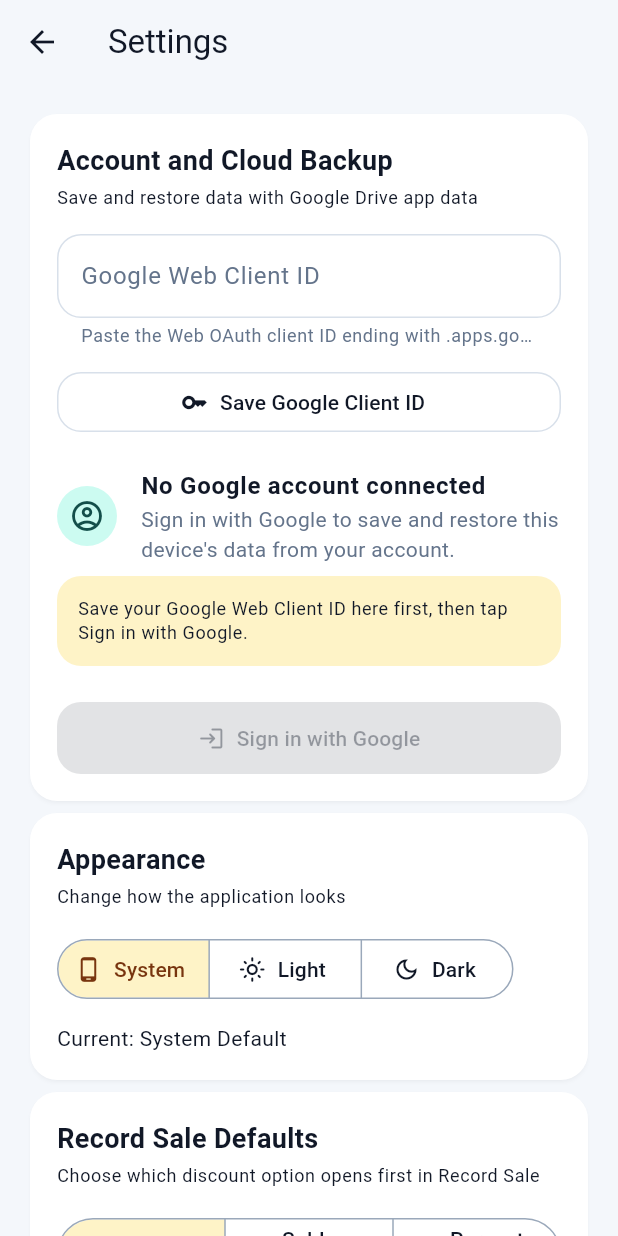
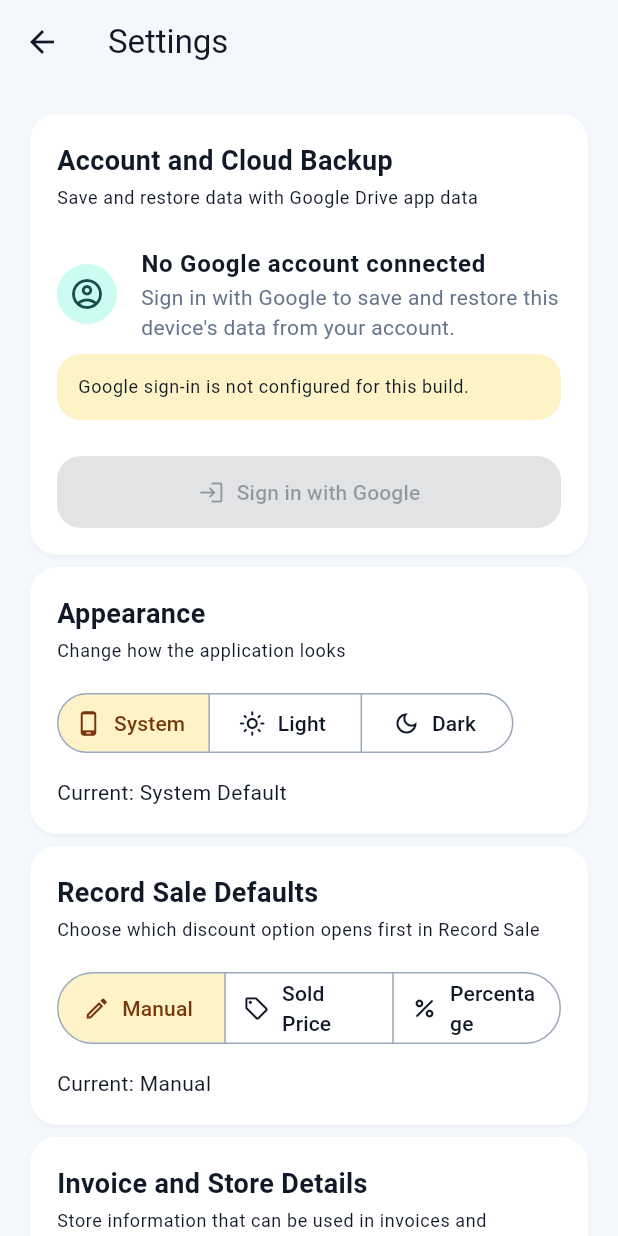
Before and after one commit to lloydzedds/flutter_sales_app, a Flutter app: the screen it shows after launch, after a tap on the "settings" icon, on a phone screen of 412 x 824 dp. Run offline on Flutter 3.47's test engine with Material 3 defaults, Android fonts, the phone set to English and light mode, and no system bars; our stand-ins replace file_picker, fl_chart, google_sign_in, image_picker, pdf, permission_handler and 2 more; missing offline and left inert: googleapis, mobile_scanner; accounts and stored records are empty.

Commit message:
removed manual googli web client ID

```diff
--- a/lib/screens/settings_screen.dart
+++ b/lib/screens/settings_screen.dart
@@ -20,26 +20,23 @@
 class _SettingsScreenState extends State<SettingsScreen> {
   final _controller = AppSettingsController.instance;
   final _syncService = AccountSyncService.instance;
-  final _googleClientIdController = TextEditingController();
 
   Map<String, String> _storeDetails = {};
   bool _isBusy = false;
   CloudBackupInfo? _cloudBackupInfo;
-  bool _isSavingGoogleConfig = false;
 
   @override
   void initState() {
     super.initState();
     _syncService.addListener(_handleSyncChanged);
     _loadStoreDetails();
-    _loadGoogleClientId();
+    _loadGoogleSignInConfiguration();
     _loadCloudBackupInfo();
   }
 
   @override
   void dispose() {
     _syncService.removeListener(_handleSyncChanged);
-    _googleClientIdController.dispose();
     super.dispose();
   }
 
@@ -57,10 +54,8 @@
     });
   }
 
-  Future<void> _loadGoogleClientId() async {
-    final clientId = await _syncService.loadSavedWebClientId();
-    if (!mounted) return;
-    _googleClientIdController.text = clientId;
+  Future<void> _loadGoogleSignInConfiguration() async {
+    await _syncService.loadConfiguration();
   }
 
   void _showMessage(String message) {
@@ -94,31 +89,6 @@
       setState(() {
         _cloudBackupInfo = null;
       });
-    }
-  }
-
-  Future<void> _saveGoogleClientId() async {
-    final clientId = _googleClientIdController.text.trim();
-    setState(() {
-      _isSavingGoogleConfig = true;
-    });
-
-    try {
-      await _syncService.saveWebClientId(clientId);
-      if (!mounted) return;
-      _showMessage(
-        clientId.isEmpty
-            ? "Google Web Client ID cleared"
-            : _syncService.requiresRestartForClientIdChange
-            ? "Google Web Client ID saved. Restart the app before trying Google sign-in again."
-            : "Google Web Client ID saved. You can sign in now.",
-      );
-    } finally {
-      if (mounted) {
-        setState(() {
-          _isSavingGoogleConfig = false;
-        });
-      }
     }
   }
 
@@ -363,37 +333,6 @@
       subtitle: "Save and restore data with Google Drive app data",
       child: Column(
         children: [
-          TextField(
-            controller: _googleClientIdController,
-            enabled: !_isSavingGoogleConfig && !busy,
-            keyboardType: TextInputType.emailAddress,
-            textInputAction: TextInputAction.done,
-            decoration: const InputDecoration(
-              labelText: "Google Web Client ID",
-              helperText:
-                  "Paste the Web OAuth client ID ending with .apps.googleusercontent.com",
-            ),
-          ),
-          const SizedBox(height: 12),
-          SizedBox(
-            width: double.infinity,
-            child: OutlinedButton.icon(
-              onPressed: _isSavingGoogleConfig || busy
-                  ? null
-                  : _saveGoogleClientId,
-              icon: _isSavingGoogleConfig
-                  ? const SizedBox(
-                      height: 18,
-                      width: 18,
-                      child: CircularProgressIndicator(strokeWidth: 2),
-                    )
-                  : const Icon(Icons.key_outlined),
-              label: Text(
-                _isSavingGoogleConfig ? "Saving..." : "Save Google Client ID",
-              ),
-            ),
-          ),
-          const SizedBox(height: 12),
           ListTile(
             contentPadding: EdgeInsets.zero,
             leading: CircleAvatar(
@@ -421,21 +360,7 @@
                 borderRadius: BorderRadius.circular(16),
               ),
               child: Text(
-                "Save your Google Web Client ID here first, then tap Sign in with Google.",
-                style: Theme.of(context).textTheme.bodySmall,
-              ),
-            )
-          else if (_syncService.requiresRestartForClientIdChange && !signedIn)
-            Container(
-              width: double.infinity,
-              margin: const EdgeInsets.only(bottom: 12),
-              padding: const EdgeInsets.all(14),
-              decoration: BoxDecoration(
-                color: Theme.of(context).colorScheme.tertiaryContainer,
-                borderRadius: BorderRadius.circular(16),
-              ),
-              child: Text(
-                "Restart the app to apply the updated Google client ID before signing in.",
+                "Google sign-in is not configured for this build.",
                 style: Theme.of(context).textTheme.bodySmall,
               ),
             ),
--- a/lib/services/account_sync_service.dart
+++ b/lib/services/account_sync_service.dart
@@ -16,7 +16,6 @@
 
   static const _backupFileName = 'sale_buddy_sales.db';
   static const _scopes = <String>[drive.DriveApi.driveAppdataScope];
-  static const _configuredClientIdKey = 'google_web_client_id';
   static const _bundledWebClientId = String.fromEnvironment(
     'GOOGLE_WEB_CLIENT_ID',
   );
@@ -26,7 +25,6 @@
   bool _initialized = false;
   bool _isBusy = false;
   String _configuredWebClientId = '';
-  bool _requiresRestartForClientIdChange = false;
 
   GoogleSignInAccount? get account => _account;
   bool get isSignedIn => _account != null;
@@ -36,8 +34,6 @@
   String? get photoUrl => _account?.photoUrl;
   String get configuredWebClientId => _configuredWebClientId;
   bool get hasConfiguredWebClientId => _configuredWebClientId.isNotEmpty;
-  bool get requiresRestartForClientIdChange =>
-      _requiresRestartForClientIdChange;
 
   Future<void> initialize() async {
     if (_initialized) return;
@@ -86,12 +82,7 @@
     _configuredWebClientId = await _loadConfiguredWebClientId();
     if (_configuredWebClientId.isEmpty) {
       throw Exception(
-        'Google sign-in is not configured yet. Add your Google Web Client ID in Settings first.',
-      );
-    }
-    if (_requiresRestartForClientIdChange) {
-      throw Exception(
-        'Restart the app to use the updated Google Web Client ID, then try signing in again.',
+        'Google sign-in is not configured for this build. Add GOOGLE_WEB_CLIENT_ID when running or building the app.',
       );
     }
 
@@ -246,33 +237,14 @@
     notifyListeners();
   }
 
-  Future<String> loadSavedWebClientId() async {
+  Future<void> loadConfiguration() async {
     final value = await _loadConfiguredWebClientId();
     _configuredWebClientId = value;
-    return value;
-  }
-
-  Future<void> saveWebClientId(String value) async {
-    final cleanValue = value.trim();
-    _requiresRestartForClientIdChange =
-        _initialized && cleanValue != _configuredWebClientId;
-    await DatabaseHelper.instance.saveAppSetting(
-      _configuredClientIdKey,
-      cleanValue,
-    );
-    _configuredWebClientId = cleanValue;
     notifyListeners();
   }
 
   Future<String> _loadConfiguredWebClientId() async {
-    if (_bundledWebClientId.isNotEmpty) {
-      return _bundledWebClientId.trim();
-    }
-
-    return (await DatabaseHelper.instance.getAppSetting(
-          _configuredClientIdKey,
-        ))?.trim() ??
-        '';
+    return _bundledWebClientId.trim();
   }
 
   @override
```
Also changed, not shown: 1 other file.
